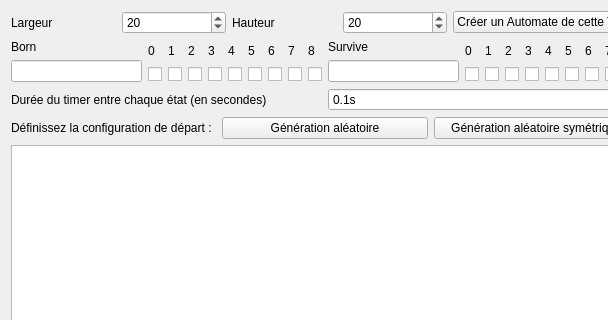
Qt form automate_2d.ui (artemisart/lo21-gameoflife) before a commit; both pictures show x 0 to 608 and y 0 to 320 of the 825 by 513 pixel window.
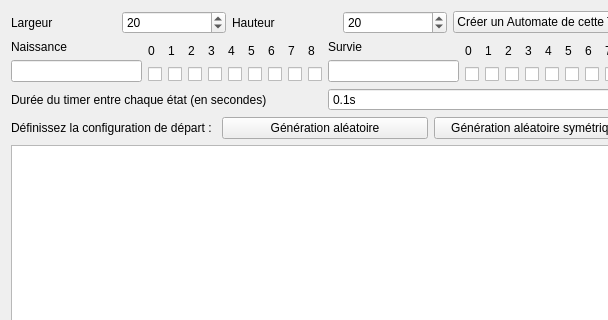
The same form after that commit.

Commit message: size min/max and fr

```diff
--- a/automate_2d.ui
+++ b/automate_2d.ui
@@ -76,7 +76,7 @@
            <item>
             <widget class="QLabel" name="born_l">
              <property name="text">
-              <string>Born</string>
+              <string>Naissance</string>
              </property>
             </widget>
            </item>
@@ -230,7 +230,7 @@
            <item>
             <widget class="QLabel" name="rule_l_2">
              <property name="text">
-              <string>Survive</string>
+              <string>Survie</string>
              </property>
             </widget>
            </item>
```
Left out of the diff: 12 changed lines with no effect on the pictures.
